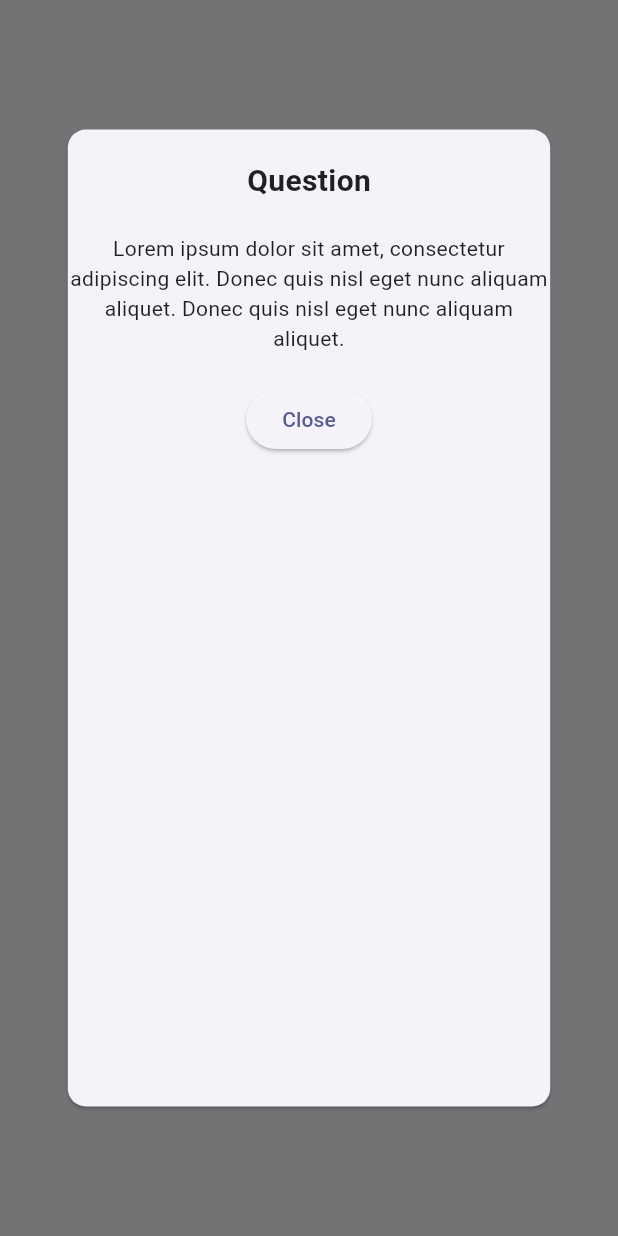
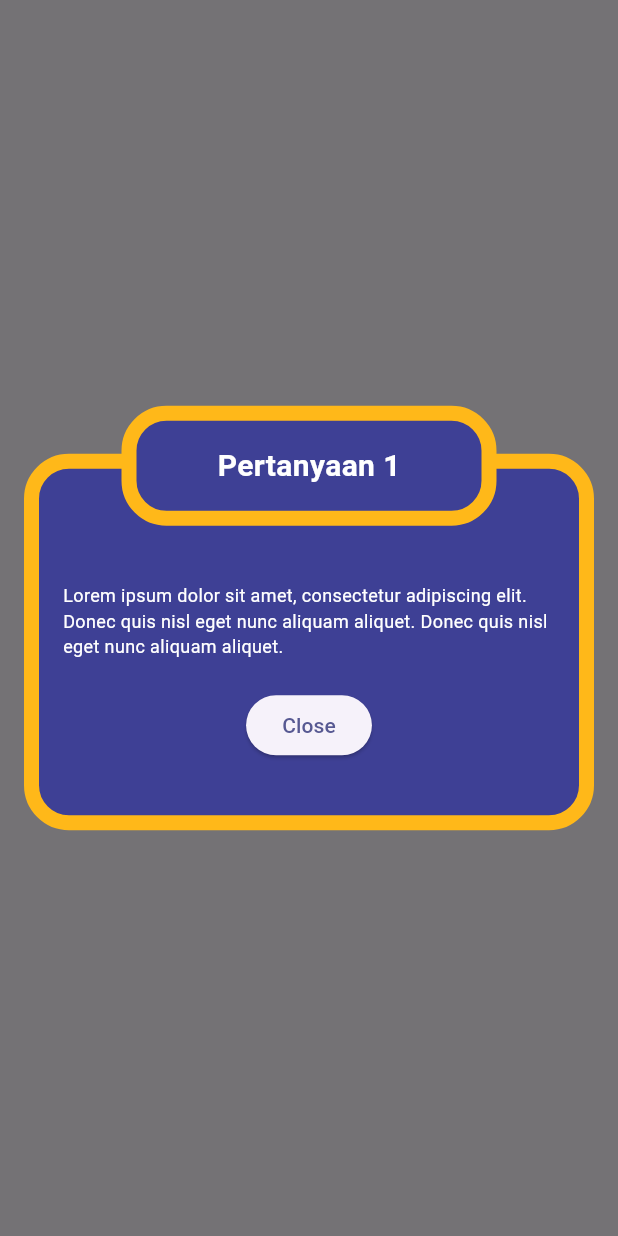
Before and after one commit to reAlpha39/test_role, a Flutter app: what open() shows on an empty page, opened directly, on a phone screen of 412 x 824 dp. Run offline on Flutter 3.47's test engine with Material 2 defaults, Android fonts, the phone set to English and light mode, and no system bars; our stand-ins replace flutter_bloc, flutter_svg, freezed_annotation, get_it, google_fonts, injectable.

Commit message:
add ui dialog

```diff
--- a/lib/widgets/src/question_dialog.dart
+++ b/lib/widgets/src/question_dialog.dart
@@ -2,30 +2,41 @@ import 'package:flutter/material.dart';
 
 class QuestionDialog {
   static void open({required BuildContext context}) {
-    print('v');
     showDialog(
       context: context,
       barrierDismissible: false,
       builder: (context) => Align(
         alignment: Alignment.center,
-        child: FractionallySizedBox(
-          widthFactor: 0.8,
-          heightFactor: 0.8,
-          child: Card(
-            child: Column(
+        child: Stack(
           children: [
-                const SizedBox(height: 20),
-                const Text(
-                  'Question',
-                  style: TextStyle(
-                    fontSize: 20,
-                    fontWeight: FontWeight.bold,
+            Padding(
+              padding: const EdgeInsets.only(
+                top: 32,
+                left: 16,
+                right: 16,
+              ),
+              child: Container(
+                padding: const EdgeInsets.all(16),
+                width: 500,
+                decoration: BoxDecoration(
+                  color: const Color(0xff3E4095),
+                  borderRadius: BorderRadius.circular(30),
+                  border: Border.all(
+                    color: const Color(0xFFFFB819),
+                    width: 10,
                   ),
                 ),
-                const SizedBox(height: 20),
+                child: Column(
+                  mainAxisSize: MainAxisSize.min,
+                  children: [
+                    const SizedBox(height: 60),
                     const Text(
                       'Lorem ipsum dolor sit amet, consectetur adipiscing elit. Donec quis nisl eget nunc aliquam aliquet. Donec quis nisl eget nunc aliquam aliquet.',
-                  textAlign: TextAlign.center,
+                      textAlign: TextAlign.left,
+                      style: TextStyle(
+                        fontSize: 12,
+                        color: Colors.white,
+                      ),
                     ),
                     const SizedBox(height: 20),
                     ElevatedButton(
@@ -37,6 +48,34 @@ class QuestionDialog {
                 ),
               ),
             ),
+            Positioned(
+              top: 0,
+              left: (MediaQuery.sizeOf(context).width / 2) - 125,
+              child: Container(
+                width: 250,
+                height: 80,
+                decoration: BoxDecoration(
+                  color: const Color(0xff3E4095),
+                  borderRadius: BorderRadius.circular(30),
+                  border: Border.all(
+                    color: const Color(0xFFFFB819),
+                    width: 10,
+                  ),
+                ),
+                child: const Center(
+                  child: Text(
+                    'Pertanyaan 1',
+                    style: TextStyle(
+                      fontSize: 20,
+                      fontWeight: FontWeight.bold,
+                      color: Colors.white,
+                    ),
+                  ),
+                ),
+              ),
+            ),
+          ],
+        ),
       ),
     );
   }
```
Lines whose indentation alone changed are shown as unchanged.
